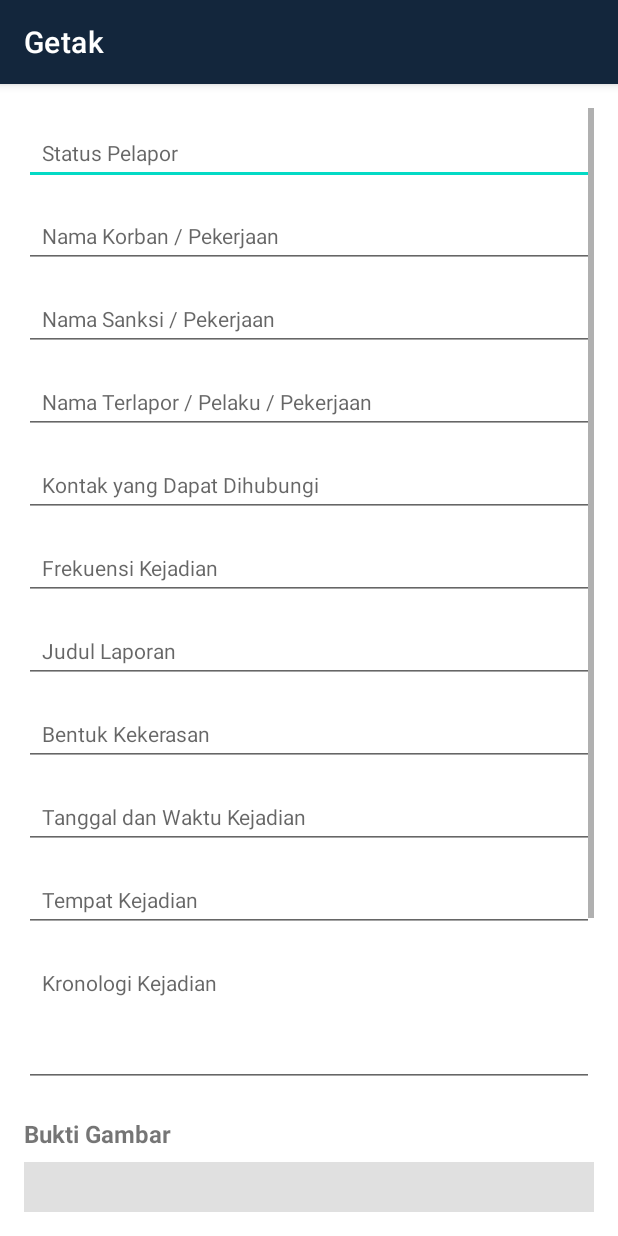
After one commit to dapzz-id/getak-mobile, an Android app: the AddReportsActivity screen opened directly, with no data from a screen before it, on a phone screen of 412 x 824 dp. The commit adds this screen. Run offline under Robolectric (Android 15) with nearby library versions, the phone set to English and light mode, and no system bars; network calls fail; pictures from the network do not load.

Commit message:
FITUR REPORT

```diff
--- a/app/src/main/AndroidManifest.xml
+++ b/app/src/main/AndroidManifest.xml
@@ -21,6 +21,7 @@
         android:name="android.permission.MANAGE_EXTERNAL_STORAGE"
         tools:ignore="ScopedStorage" />
     <uses-permission android:name="android.permission.ACCESS_NETWORK_STATE" />
+    <uses-permission android:name="android.permission.READ_EXTERNAL_STORAGE"/>
     <uses-permission android:name="android.permission.INTERNET" />
     <uses-permission android:name="android.permission.CAMERA" /> <!-- Untuk Android 13+ -->
     <uses-permission android:name="android.permission.READ_MEDIA_IMAGES" /> <!-- Untuk Android 14+ -->
@@ -42,6 +43,9 @@
         android:supportsRtl="true"
         android:theme="@style/Theme.Getak"
         tools:targetApi="31">
+        <activity
+            android:name=".AddReportsActivity"
+            android:exported="false" />
         <activity
             android:name=".DashboardActivity"
             android:exported="false"
--- /dev/null
+++ b/app/src/main/res/layout/activity_add_reports.xml
@@ -0,0 +1,126 @@
+<?xml version="1.0" encoding="utf-8"?>
+<androidx.constraintlayout.widget.ConstraintLayout
+    xmlns:android="http://schemas.android.com/apk/res/android"
+    xmlns:app="http://schemas.android.com/apk/res-auto"
+    xmlns:tools="http://schemas.android.com/tools"
+    android:id="@+id/main"
+    android:layout_width="match_parent"
+    android:layout_height="match_parent"
+    tools:context=".AddReportsActivity">
+
+    <ScrollView
+        android:id="@+id/scrollView"
+        android:layout_width="0dp"
+        android:layout_height="0dp"
+        android:padding="16dp"
+        android:background="#FFFFFF"
+        app:layout_constraintTop_toTopOf="parent"
+        app:layout_constraintBottom_toBottomOf="parent"
+        app:layout_constraintStart_toStartOf="parent"
+        app:layout_constraintEnd_toEndOf="parent">
+
+        <LinearLayout
+            android:id="@+id/formLayout"
+            android:layout_width="match_parent"
+            android:layout_height="wrap_content"
+            android:orientation="vertical">
+
+            <EditText
+                android:id="@+id/inputStatusPelapor"
+                style="@style/InputBoxStyle"
+                android:hint="Status Pelapor" />
+
+            <EditText
+                android:id="@+id/inputNamaKorban"
+                style="@style/InputBoxStyle"
+                android:hint="Nama Korban / Pekerjaan" />
+
+            <EditText
+                android:id="@+id/inputNamaSanksi"
+                style="@style/InputBoxStyle"
+                android:hint="Nama Sanksi / Pekerjaan" />
+
+            <EditText
+                android:id="@+id/inputNamaTerlapor"
+                style="@style/InputBoxStyle"
+                android:hint="Nama Terlapor / Pelaku / Pekerjaan" />
+
+            <EditText
+                android:id="@+id/inputKontak"
+                style="@style/InputBoxStyle"
+                android:hint="Kontak yang Dapat Dihubungi"
+                android:inputType="phone" />
+
+            <EditText
+                android:id="@+id/inputFrekuensi"
+                style="@style/InputBoxStyle"
+                android:hint="Frekuensi Kejadian" />
+
+            <EditText
+                android:id="@+id/inputJudul"
+                style="@style/InputBoxStyle"
+                android:hint="Judul Laporan" />
+
+            <EditText
+                android:id="@+id/inputBentuk"
+                style="@style/InputBoxStyle"
+                android:hint="Bentuk Kekerasan" />
+
+            <EditText
+                android:id="@+id/inputTanggalWaktu"
+                style="@style/InputBoxStyle"
+                android:hint="Tanggal dan Waktu Kejadian"
+                android:focusable="false"
+                android:clickable="true"
+                android:inputType="none" />
+
+            <EditText
+                android:id="@+id/inputTempat"
+                style="@style/InputBoxStyle"
+                android:hint="Tempat Kejadian" />
+
+            <EditText
+                android:id="@+id/inputKronologi"
+                style="@style/InputBoxStyle"
+                android:gravity="top"
+                android:hint="Kronologi Kejadian"
+                android:inputType="textMultiLine"
+                android:minLines="4" />
+
+            <TextView
+                android:layout_width="wrap_content"
+                android:layout_height="wrap_content"
+                android:text="Bukti Gambar"
+                android:textSize="16sp"
+                android:textStyle="bold"
+                android:layout_marginTop="16dp" />
+
+            <ImageView
+                android:id="@+id/imagePriview"
+                android:layout_width="match_parent"
+                android:layout_height="200dp"
+                android:layout_marginTop="8dp"
+                android:scaleType="centerCrop"
+                android:background="#E0E0E0" />
+
+            <Button
+                android:id="@+id/btnPilihGambar"
+                android:layout_width="match_parent"
+                android:layout_height="wrap_content"
+                android:text="Upload Gambar"
+                android:backgroundTint="#FF5C75"
+                android:textColor="#FFFFFF"
+                android:layout_marginTop="8dp" />
+
+            <Button
+                android:id="@+id/btnSubmit"
+                android:layout_width="match_parent"
+                android:layout_height="wrap_content"
+                android:text="Kirim Laporan"
+                android:backgroundTint="#03A9F4"
+                android:textColor="#FFFFFF"
+                android:layout_marginTop="24dp" />
+
+        </LinearLayout>
+    </ScrollView>
+</androidx.constraintlayout.widget.ConstraintLayout>
--- a/build.gradle
+++ b/build.gradle
@@ -1,4 +1,5 @@
 // Top-level build file where you can add configuration options common to all sub-projects/modules.
 plugins {
 alias(libs.plugins.android.application) apply false
+    alias(libs.plugins.kotlin.android) apply false
 }
--- a/gradle/libs.versions.toml
+++ b/gradle/libs.versions.toml
@@ -14,6 +14,7 @@ navigationFragment = "2.9.1"
 navigationUi = "2.9.1"
 activity = "1.10.1"
 volley = "1.2.1"
+kotlin = "2.0.21"
 
 [libraries]
 circleimageview = { module = "de.hdodenhof:circleimageview", version.ref = "circleimageview" }
@@ -33,3 +34,4 @@ volley = { group = "com.android.volley", name = "volley", version.ref = "volley"
 
 [plugins]
 android-application = { id = "com.android.application", version.ref = "agp" }
+kotlin-android = { id = "org.jetbrains.kotlin.android", version.ref = "kotlin" }
```
Also changed, not shown: app/build.gradle (+14 -1 lines), app/src/main/java/disdik/getak/id/AddReportsActivity.kt (added, +147 -0 lines), app/src/main/java/disdik/getak/id/ApiClient.kt (added, +18 -0 lines), app/src/main/java/disdik/getak/id/ApiService.kt (added, +37 -0 lines), app/src/main/java/disdik/getak/id/DashboardActivity.java (+7 -2 lines), app/src/main/java/disdik/getak/id/Laporan.kt (added, +15 -0 lines), app/src/main/java/disdik/getak/id/ui/reports/ReportFragment.java (+9 -1 lines).
